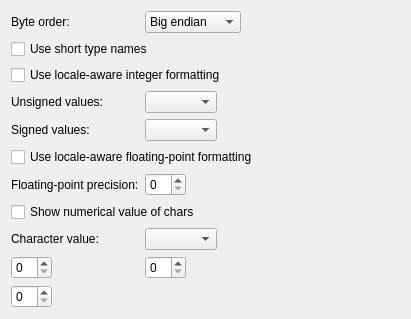
Old version of the form kasten/controllers/view/structures/settings/structureviewsettingswidget.ui in the repository KDE/okteta.
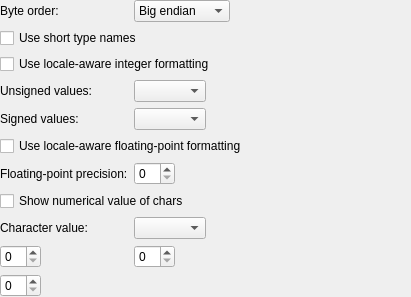
New version of the form. Custom widgets are drawn as their Qt base class.

Commit message: Remove extra margins from Structures config dialog pages

What changed in the file:
```diff
--- a/kasten/controllers/view/structures/settings/structureviewsettingswidget.ui
+++ b/kasten/controllers/view/structures/settings/structureviewsettingswidget.ui
@@ -10,9 +10,19 @@
     <height>292</height>
    </rect>
   </property>
-  <layout class="QVBoxLayout" name="verticalLayout">
-   <item>
     <layout class="QFormLayout" name="formLayout_2">
+   <property name="leftMargin">
+    <number>0</number>
+   </property>
+   <property name="topMargin">
+    <number>0</number>
+   </property>
+   <property name="rightMargin">
+    <number>0</number>
+   </property>
+   <property name="bottomMargin">
+    <number>0</number>
+   </property>
      <property name="fieldGrowthPolicy">
       <enum>QFormLayout::ExpandingFieldsGrow</enum>
      </property>
@@ -131,8 +141,6 @@
      </item>
      <item row="10" column="0">
       <widget class="QSpinBox" name="kcfg_UnsignedDisplayBase"/>
-     </item>
-    </layout>
    </item>
   </layout>
  </widget>
```
Lines whose indentation alone changed are shown as unchanged. The commit also changes 2 other files.
